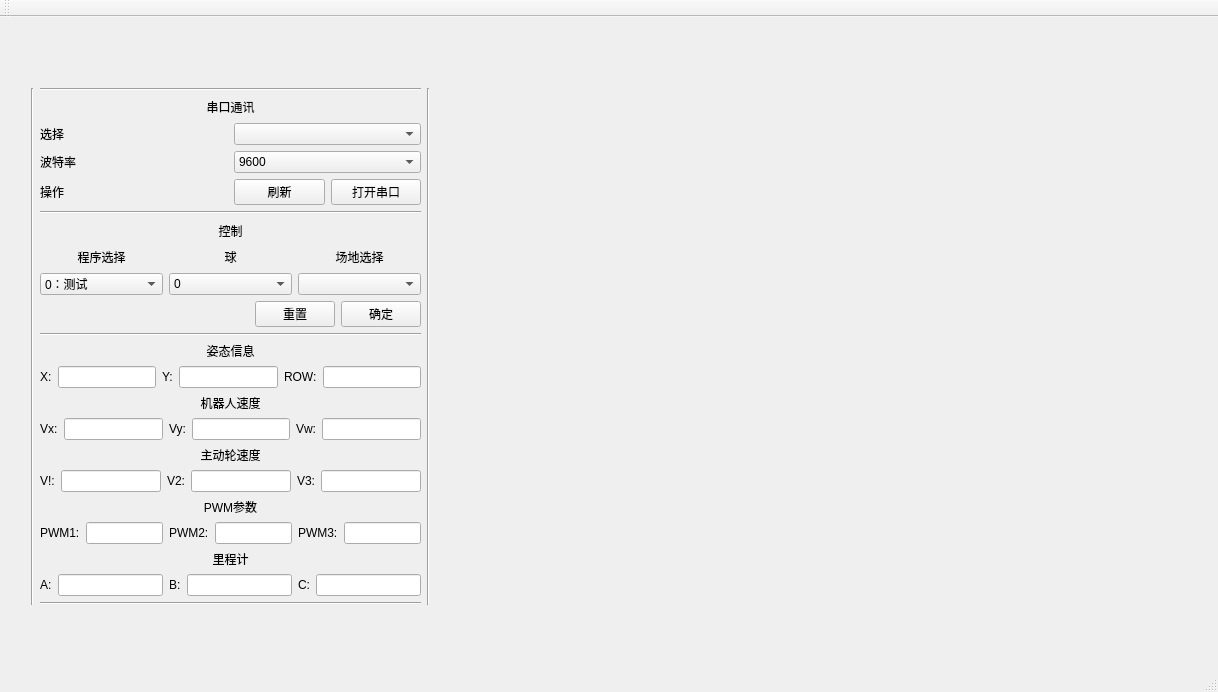
This is robot/MyMainWindow.ui in SHU-Strive-motion-team/-QT- as Qt 5 draws it before an edit. The edited form follows.
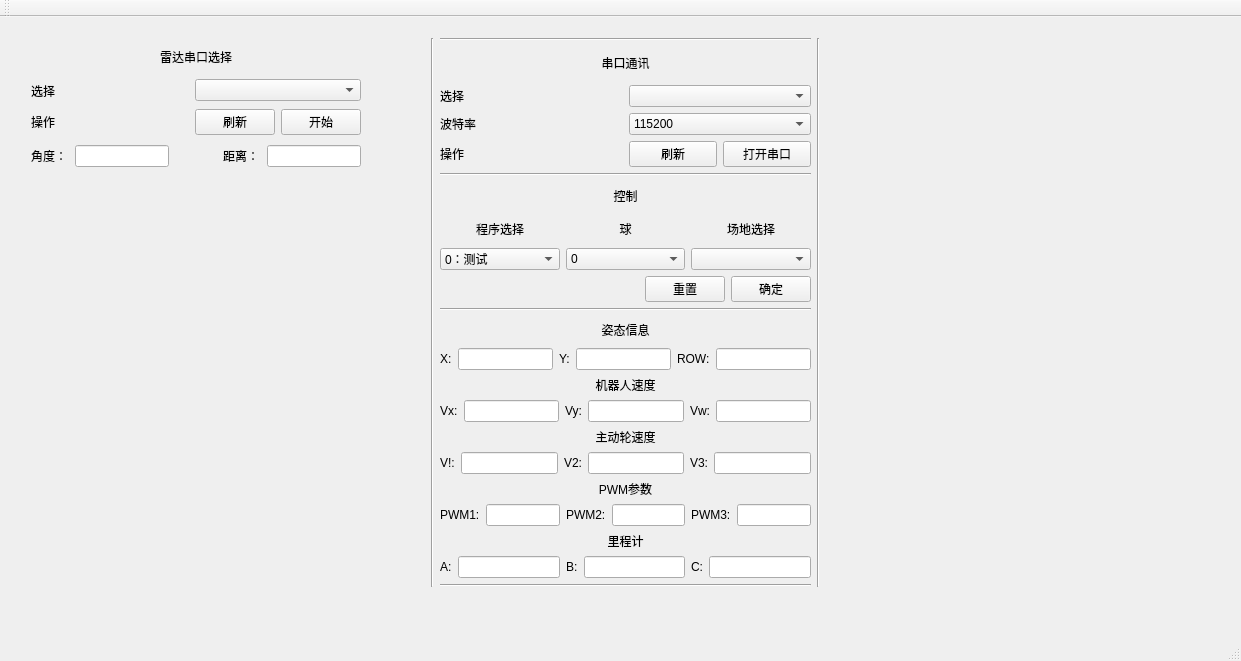
This is the edited form. Custom widgets are drawn as their Qt base class.

The edit to the form file:
```diff
--- a/robot/MyMainWindow.ui
+++ b/robot/MyMainWindow.ui
@@ -6,8 +6,8 @@
    <rect>
     <x>0</x>
     <y>0</y>
-    <width>1218</width>
-    <height>692</height>
+    <width>1241</width>
+    <height>661</height>
    </rect>
   </property>
   <property name="windowTitle">
@@ -17,10 +17,10 @@
    <widget class="QWidget" name="layoutWidget">
     <property name="geometry">
      <rect>
-      <x>20</x>
-      <y>60</y>
-      <width>421</width>
-      <height>539</height>
+      <x>420</x>
+      <y>10</y>
+      <width>411</width>
+      <height>571</height>
      </rect>
     </property>
     <layout class="QHBoxLayout" name="horizontalLayout_9">
@@ -61,6 +61,11 @@
          </item>
          <item row="2" column="1">
           <widget class="QComboBox" name="comboBox_baud">
+           <item>
+            <property name="text">
+             <string>115200</string>
+            </property>
+           </item>
            <item>
             <property name="text">
              <string>9600</string>
@@ -126,6 +131,12 @@
         <layout class="QVBoxLayout" name="verticalLayout_2">
          <item>
           <widget class="QLabel" name="label_21">
+           <property name="minimumSize">
+            <size>
+             <width>0</width>
+             <height>25</height>
+            </size>
+           </property>
            <property name="text">
             <string>控制</string>
            </property>
@@ -318,6 +329,12 @@
         <layout class="QVBoxLayout" name="verticalLayout">
          <item>
           <widget class="QLabel" name="label_8">
+           <property name="minimumSize">
+            <size>
+             <width>0</width>
+             <height>25</height>
+            </size>
+           </property>
            <property name="text">
             <string>姿态信息</string>
            </property>
@@ -559,8 +576,8 @@
    <widget class="QWidget" name="horizontalLayoutWidget">
     <property name="geometry">
      <rect>
-      <x>450</x>
-      <y>60</y>
+      <x>870</x>
+      <y>90</y>
       <width>261</width>
       <height>181</height>
      </rect>
@@ -571,6 +588,150 @@
      </property>
     </layout>
    </widget>
+   <widget class="QWidget" name="layoutWidget">
+    <property name="geometry">
+     <rect>
+      <x>20</x>
+      <y>14</y>
+      <width>352</width>
+      <height>495</height>
+     </rect>
+    </property>
+    <layout class="QVBoxLayout" name="verticalLayout_4">
+     <property name="sizeConstraint">
+      <enum>QLayout::SetDefaultConstraint</enum>
+     </property>
+     <item>
+      <widget class="QLabel" name="label_29">
+       <property name="minimumSize">
+        <size>
+         <width>0</width>
+         <height>30</height>
+        </size>
+       </property>
+       <property name="text">
+        <string>雷达串口选择</string>
+       </property>
+       <property name="alignment">
+        <set>Qt::AlignCenter</set>
+       </property>
+      </widget>
+     </item>
+     <item>
+      <layout class="QGridLayout" name="gridLayout_2">
+       <item row="1" column="1">
+        <widget class="QComboBox" name="comboBox_com_radar"/>
+       </item>
+       <item row="2" column="0">
+        <widget class="QLabel" name="label_32">
+         <property name="minimumSize">
+          <size>
+           <width>0</width>
+           <height>25</height>
+          </size>
+         </property>
+         <property name="text">
+          <string>操作</string>
+         </property>
+        </widget>
+       </item>
+       <item row="1" column="0">
+        <widget class="QLabel" name="label_30">
+         <property name="minimumSize">
+          <size>
+           <width>0</width>
+           <height>25</height>
+          </size>
+         </property>
+         <property name="text">
+          <string>选择</string>
+         </property>
+        </widget>
+       </item>
+       <item row="2" column="1">
+        <layout class="QHBoxLayout" name="horizontalLayout_13">
+         <item>
+          <widget class="QPushButton" name="pushButton_uart_rfresh_r">
+           <property name="text">
+            <string>刷新</string>
+           </property>
+          </widget>
+         </item>
+         <item>
+          <widget class="QPushButton" name="pushButton_uart_sw_r">
+           <property name="text">
+            <string>开始</string>
+           </property>
+          </widget>
+         </item>
+        </layout>
+       </item>
+      </layout>
+     </item>
+     <item>
+      <layout class="QHBoxLayout" name="horizontalLayout_12">
+       <property name="spacing">
+        <number>8</number>
+       </property>
+       <item>
+        <widget class="QLabel" name="label_33">
+         <property name="minimumSize">
+          <size>
+           <width>0</width>
+           <height>30</height>
+          </size>
+         </property>
+         <property name="text">
+          <string>角度：</string>
+         </property>
+        </widget>
+       </item>
+       <item>
+        <widget class="QLineEdit" name="lineEdit_radar_angle"/>
+       </item>
+       <item>
+        <spacer name="horizontalSpacer_2">
+         <property name="orientation">
+          <enum>Qt::Horizontal</enum>
+         </property>
+         <property name="sizeHint" stdset="0">
+          <size>
+           <width>60</width>
+           <height>20</height>
+          </size>
+         </property>
+        </spacer>
+       </item>
+       <item>
+        <widget class="QLabel" name="label_34">
+         <property name="text">
+          <string>距离：</string>
+         </property>
+        </widget>
+       </item>
+       <item>
+        <widget class="QLineEdit" name="lineEdit_radar_d"/>
+       </item>
+      </layout>
+     </item>
+     <item>
+      <widget class="CRadar" name="widget_radar" native="true">
+       <property name="minimumSize">
+        <size>
+         <width>350</width>
+         <height>350</height>
+        </size>
+       </property>
+       <property name="maximumSize">
+        <size>
+         <width>350</width>
+         <height>350</height>
+        </size>
+       </property>
+      </widget>
+     </item>
+    </layout>
+   </widget>
   </widget>
   <widget class="QMenuBar" name="menuBar">
    <property name="geometry">
@@ -593,6 +754,14 @@
   <widget class="QStatusBar" name="statusBar"/>
  </widget>
  <layoutdefault spacing="6" margin="11"/>
+ <customwidgets>
+  <customwidget>
+   <class>CRadar</class>
+   <extends>QWidget</extends>
+   <header>cradar.h</header>
+   <container>1</container>
+  </customwidget>
+ </customwidgets>
  <resources/>
  <connections>
   <connection>
```
Left out of the diff: 33 changed lines with no effect on the pictures.
